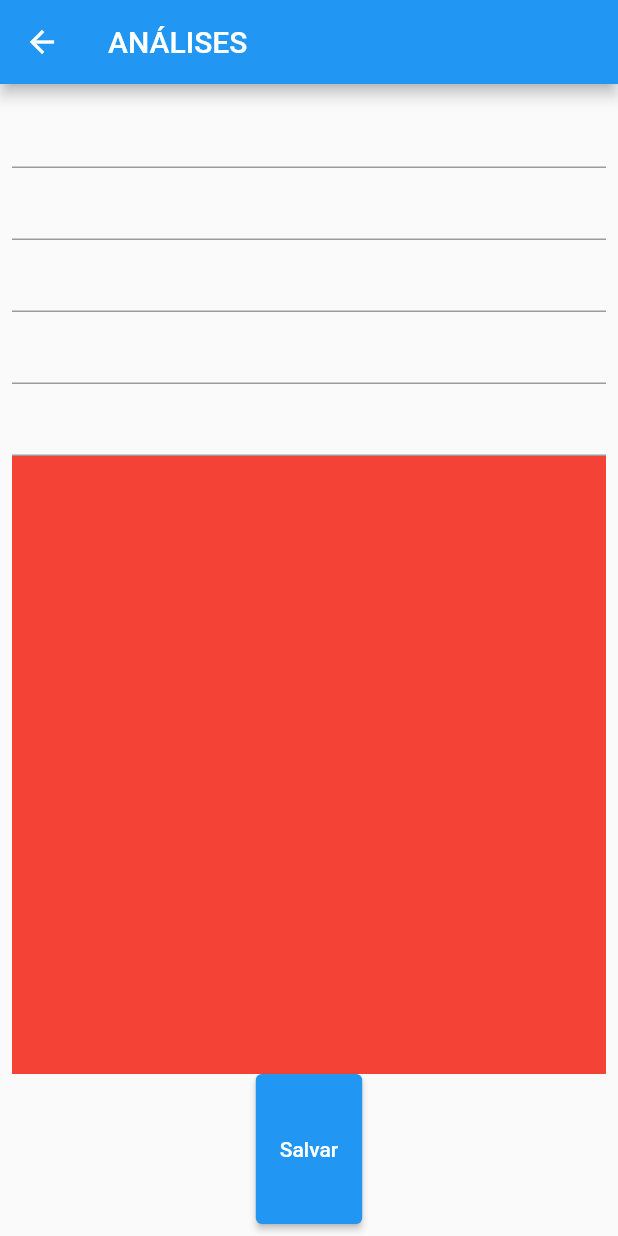
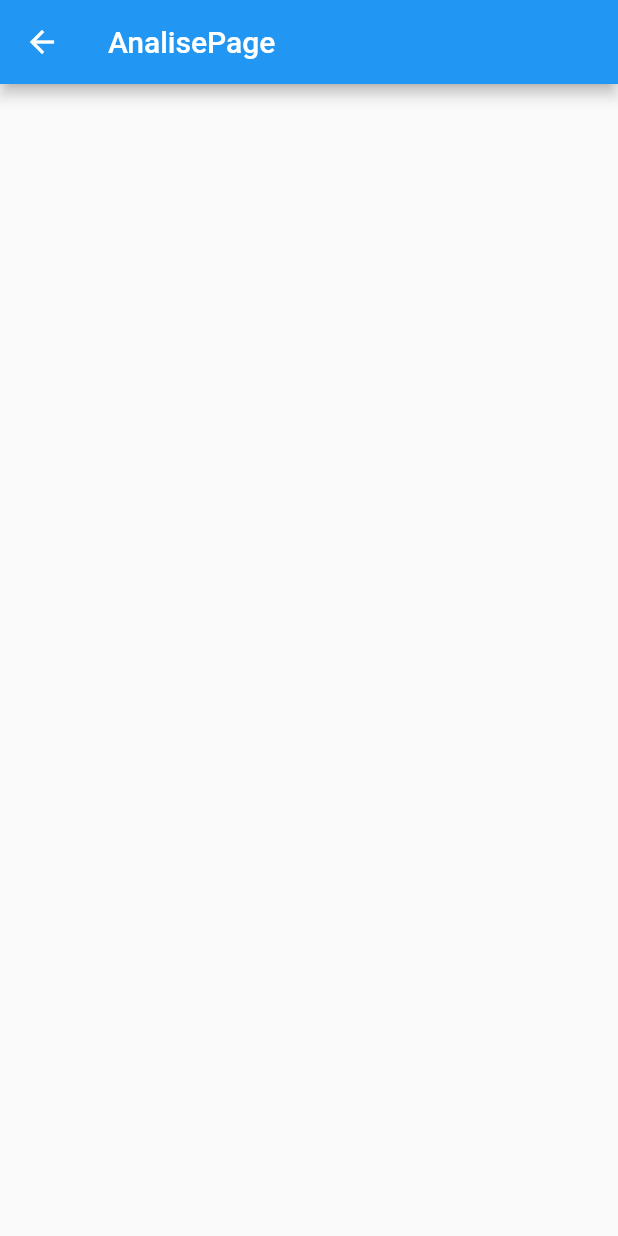
Before and after one commit to vonmecheln/tetrazolium, a Flutter app: the NovoPage screen opened by its route, after a tap on "Salvar", on a phone screen of 412 x 824 dp. Run offline on Flutter 3.47's test engine with Material 2 defaults, Android fonts, the phone set to English and light mode, and no system bars; our stand-ins replace flutter_modular, flutter_triple, google_fonts.

Commit message:
analise module

```diff
--- a/lib/app/app_module.dart
+++ b/lib/app/app_module.dart
@@ -1,4 +1,5 @@
 import 'package:flutter_modular/flutter_modular.dart';
+import 'package:tetrazolium/app/modules/analise/analise_module.dart';
 import 'package:tetrazolium/app/modules/novo/novo_module.dart';
 
 import 'modules/home/home_module.dart';
@@ -11,5 +12,6 @@ class AppModule extends Module {
   final List<ModularRoute> routes = [
     ModuleRoute(Modular.initialRoute, module: HomeModule()),
     ModuleRoute('/novo', module: NovoModule()),
+    ModuleRoute('/analise', module: AnaliseModule()),
   ];
 }
--- /dev/null
+++ b/lib/app/modules/analise/analise_page.dart
@@ -0,0 +1,25 @@
+import 'package:flutter_modular/flutter_modular.dart';
+import 'package:tetrazolium/app/modules/analise/analise_store.dart';
+import 'package:flutter/material.dart';
+
+class AnalisePage extends StatefulWidget {
+  final String title;
+  const AnalisePage({Key? key, this.title = 'AnalisePage'}) : super(key: key);
+  @override
+  AnalisePageState createState() => AnalisePageState();
+}
+class AnalisePageState extends State<AnalisePage> {
+  final AnaliseStore store = Modular.get();
+
+  @override
+  Widget build(BuildContext context) {
+    return Scaffold(
+      appBar: AppBar(
+        title: Text(widget.title),
+      ),
+      body: Column(
+        children: <Widget>[],
+      ),
+    );
+  }
+}
--- /dev/null
+++ b/lib/app/modules/analise/analise_store.dart
@@ -0,0 +1,7 @@
+import 'package:flutter_triple/flutter_triple.dart';
+
+class AnaliseStore extends NotifierStore<Exception, int> {
+
+  AnaliseStore() : super(0);
+
+}
--- a/lib/app/modules/novo/novo_page.dart
+++ b/lib/app/modules/novo/novo_page.dart
@@ -35,7 +35,7 @@ class _NovoPageState extends State<NovoPage> {
               child: ElevatedButton(
                 child: Text('Salvar'),
                 onPressed: () {
-                  Modular.to.pushNamed('analise');
+                  Modular.to.pushNamed('/analise');
                 },
               ),
             )
```
Also changed, not shown: lib/app/modules/analise/analise_module.dart (added, +15 -0 lines), 1 other file.
